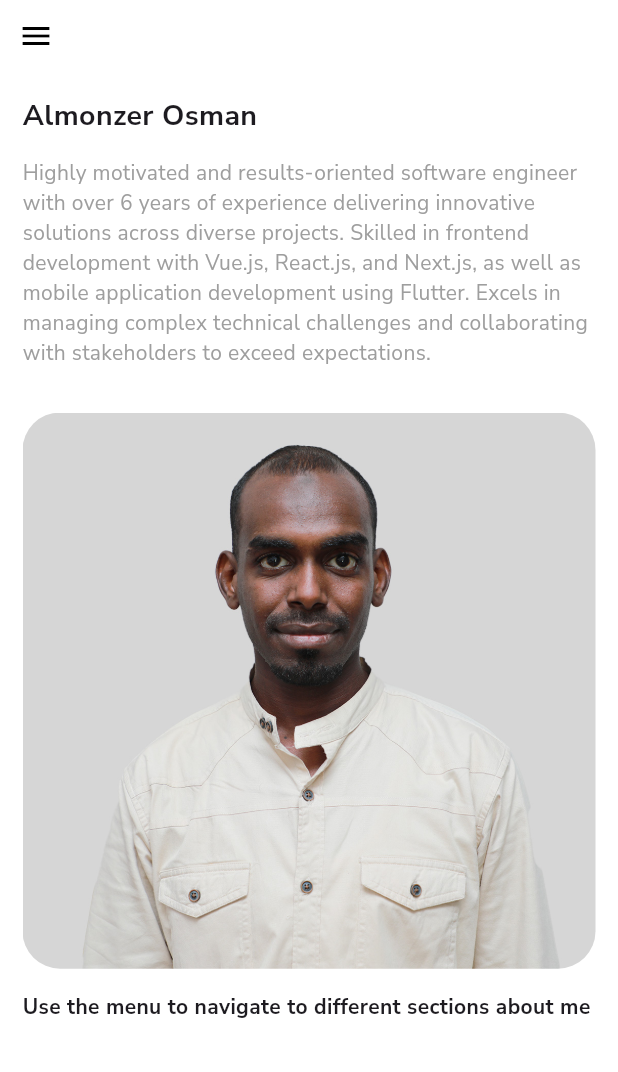
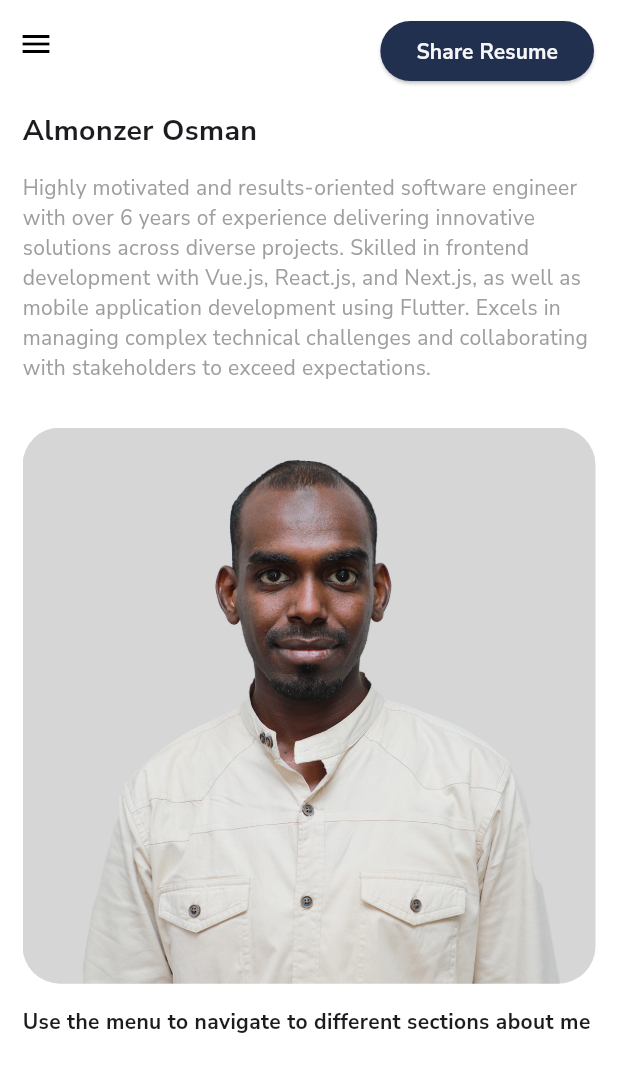
Before and after one commit to amosman02/almonzer-resume-app, a Flutter app: the screen it shows once a user with an empty profile is signed in, on a phone screen of 412 x 824 dp. Shown: the top 1072 px of the screen. Run offline on Flutter 3.47's test engine with Material 3 defaults, Android fonts, the phone set to English and light mode, and no system bars; our stand-ins replace cloud_firestore, firebase_auth, firebase_core, flutter_feather_icons, flutter_svg, google_fonts and 3 more; missing offline and left inert: dart_quote; accounts and stored records are empty.

Commit message:
Add share functionality
Signed-off-by: Almonzer Osman <almonzer.m.osman@gmail.com>

```diff
--- a/lib/screens/home.dart
+++ b/lib/screens/home.dart
@@ -1,6 +1,7 @@
 import 'package:flutter/material.dart';
 import 'package:portfolio/screens/detailpage.dart';
 import 'package:portfolio/widgets/kf_drawer.dart';
+import 'package:portfolio/widgets/pdf_share.dart';
 
 // ignore: must_be_immutable
 class Home extends KFDrawerContent {
@@ -19,6 +20,7 @@ class _HomeState extends State<Home> {
           Column(
             children: <Widget>[
               Row(
+                mainAxisAlignment: MainAxisAlignment.spaceBetween,
                 children: <Widget>[
                   ClipRRect(
                     borderRadius: const BorderRadius.all(Radius.circular(32.0)),
@@ -34,6 +36,7 @@ class _HomeState extends State<Home> {
                       ),
                     ),
                   ),
+                  const PDFShareWidget()
                 ],
               ),
               Padding(
--- /dev/null
+++ b/lib/widgets/pdf_share.dart
@@ -0,0 +1,52 @@
+import 'dart:io';
+import 'package:flutter/material.dart';
+import 'package:flutter/services.dart';
+import 'package:flutter/widgets.dart';
+import 'package:path_provider/path_provider.dart';
+import 'package:share_plus/share_plus.dart';
+import 'package:portfolio/constants/colors.dart' as constants;
+
+class PDFShareWidget extends StatelessWidget {
+  const PDFShareWidget({super.key});
+
+  Future<void> _sharePdf() async {
+    try {
+      // Load PDF file from assets
+      final ByteData bytes = await rootBundle
+          .load('assets/pdfs/Software-Resume-Almonzer-Osman.pdf');
+      final Uint8List list = bytes.buffer.asUint8List();
+
+      // Get temporary directory
+      final tempDir = await getTemporaryDirectory();
+      final file =
+          await File('${tempDir.path}/Software-Resume-Almonzer-Osman.pdf')
+              .create();
+
+      // Write PDF data to file
+      await file.writeAsBytes(list);
+
+      // Share the PDF file
+      await Share.shareXFiles([XFile(file.path)], text: 'Check out my resume!');
+    } catch (e) {
+      print('error: $e');
+    }
+  }
+
+  @override
+  Widget build(BuildContext context) {
+    return Container(
+      margin: const EdgeInsets.only(right: 16, top: 10),
+      child: Center(
+        child: ElevatedButton(
+          style: const ButtonStyle(
+            backgroundColor: WidgetStatePropertyAll<Color>(constants.darkBlue),
+            foregroundColor: WidgetStatePropertyAll<Color>(constants.bgColor),
+          ),
+          onPressed: _sharePdf,
+          child: const Text('Share Resume',
+              style: TextStyle(fontWeight: FontWeight.bold)),
+        ),
+      ),
+    );
+  }
+}
--- a/pubspec.yaml
+++ b/pubspec.yaml
@@ -46,6 +46,8 @@ dependencies:
   flutter_svg: ^2.0.10+1
   dart_quote: ^0.0.2
   shimmer: ^3.0.0
+  share_plus: ^9.0.0
+  path_provider: ^2.1.3
 
 dev_dependencies:
   flutter_test:
@@ -80,6 +82,7 @@ flutter:
     - assets/images/me-1.jpg
     - assets/images/me-2.jpg
     - assets/images/me-3.jpg
+    - assets/pdfs/Software-Resume-Almonzer-Osman.pdf
 
   # To add assets to your application, add an assets section, like this:
   # assets:
```
Also changed, not shown: pubspec.lock, 4 other files.
